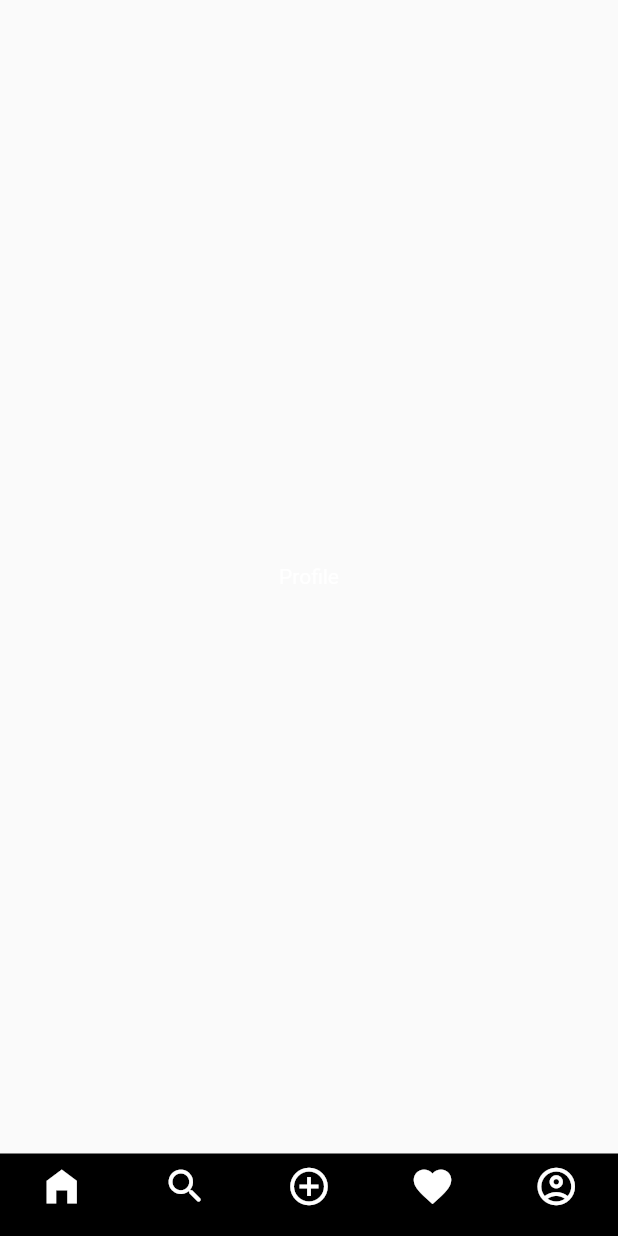
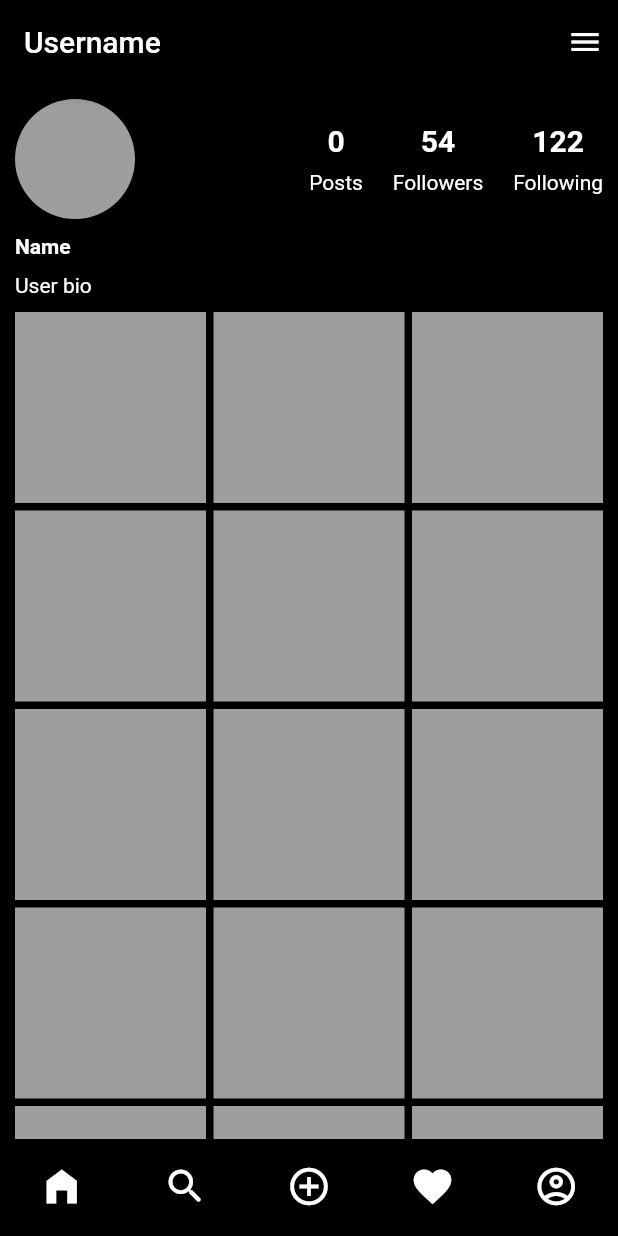
Before and after one commit to joaodest/instagram_clone, a Flutter app: the screen it shows after launch, swiped to page 5, on a phone screen of 412 x 824 dp. Run offline on Flutter 3.47's test engine with Material 2 defaults, Android fonts, the phone set to English and light mode, and no system bars; our stand-ins replace flutter_svg.

Commit message:
criadas outras paginas de ui

```diff
--- a/lib/features/presentation/page/activity/activity_page.dart
+++ b/lib/features/presentation/page/activity/activity_page.dart
@@ -7,7 +7,11 @@ class ActivityPage extends StatelessWidget {
   @override
   Widget build(BuildContext context) {
     return Scaffold(
-      body: Center(child: Text("Activity", style: TextStyle(color: primaryColor),),),
+      appBar: AppBar(
+        backgroundColor: backGroundColor,
+        title: Text("Activity", style: TextStyle(color: primaryColor),),
+      ),
+      backgroundColor: backGroundColor,
     );
   }
 }
--- a/lib/features/presentation/page/home/home_page.dart
+++ b/lib/features/presentation/page/home/home_page.dart
@@ -83,7 +83,7 @@ class HomePage extends StatelessWidget {
             Row(
               children: [
                 Text("Username", style: TextStyle(color: primaryColor, fontWeight: FontWeight.bold),),
-                sizeHor(10),
+                sizeHor(8),
                 Text("some description", style: TextStyle(color: primaryColor,),),
               ],
             ),
--- a/lib/features/presentation/page/profile/profile_page.dart
+++ b/lib/features/presentation/page/profile/profile_page.dart
@@ -7,7 +7,118 @@ class ProfilePage extends StatelessWidget {
   @override
   Widget build(BuildContext context) {
     return Scaffold(
-      body: Center(child: Text("Profile", style: TextStyle(color: primaryColor),),),
+      backgroundColor: backGroundColor,
+      appBar: AppBar(
+        backgroundColor: backGroundColor,
+        title: Text(
+          "Username",
+          style: TextStyle(color: primaryColor),
+        ),
+        actions: [
+          Padding(
+            padding: EdgeInsets.only(right: 10),
+            child: Icon(
+              Icons.menu,
+              color: primaryColor,
+            ),
+          )
+        ],
+      ),
+      body: Padding(
+        padding: EdgeInsets.symmetric(horizontal: 10, vertical: 10),
+        child: SingleChildScrollView(
+          child: Column(
+            crossAxisAlignment: CrossAxisAlignment.start,
+            children: [
+              Row(
+                mainAxisAlignment: MainAxisAlignment.spaceBetween,
+                children: [
+                  Container(
+                    width: 80,
+                    height: 80,
+                    decoration: BoxDecoration(
+                        color: secondaryColor, shape: BoxShape.circle),
+                  ),
+                  Row(
+                    children: [
+                      Column(
+                        children: [
+                          Text(
+                            "0",
+                            style: TextStyle(
+                                color: primaryColor,
+                                fontWeight: FontWeight.bold,
+                                fontSize: 20),
+                          ),
+                          sizeVer(8),
+                          Text(
+                            "Posts",
+                            style: TextStyle(color: primaryColor),
+                          ),
+                        ],
+                      ),
+                      sizeHor(20),
+                      Column(
+                        children: [
+                          Text(
+                            "54",
+                            style: TextStyle(
+                                color: primaryColor,
+                                fontWeight: FontWeight.bold,
+                                fontSize: 20),
+                          ),
+                          sizeVer(8),
+                          Text(
+                            "Followers",
+                            style: TextStyle(color: primaryColor),
+                          ),
+                        ],
+                      ),
+                      sizeHor(20),
+                      Column(
+                        children: [
+                          Text(
+                            "122",
+                            style: TextStyle(
+                                color: primaryColor,
+                                fontWeight: FontWeight.bold,
+                                fontSize: 20),
+                          ),
+                          sizeVer(8),
+                          Text(
+                            "Following",
+                            style: TextStyle(color: primaryColor),
+                          ),
+                        ],
+                      ),
+                    ],
+                  ),
+                ],
+              ),
+              sizeVer(10),
+              Text("Name", style: TextStyle(color: primaryColor, fontWeight: FontWeight.bold),),
+              sizeVer(10),
+              Text("User bio", style: TextStyle(color: primaryColor),),
+              sizeVer(10),
+              GridView.builder(
+                itemCount: 32,
+                physics: ScrollPhysics(),
+                shrinkWrap: true,
+                gridDelegate: SliverGridDelegateWithFixedCrossAxisCount(
+                  crossAxisCount: 3,
+                  crossAxisSpacing: 5,
+                  mainAxisSpacing: 5,
+                ),
+                itemBuilder: (context, index) => Container(
+                  width: 100,
+                  height: 100,
+                  color: secondaryColor,
+                ),
+              ),
+            ],
+          ),
+        ),
+      ),
     );
   }
 }
```
Also changed, not shown: lib/features/presentation/page/post/upload_post_page.dart (+14 -1 lines), lib/features/presentation/page/search/search_page.dart (+45 -3 lines).
